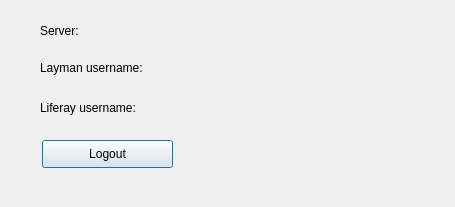
Qt form dlg_userInfo.ui (LESPROJEKT/qgis-layman-plugin) before a commit.
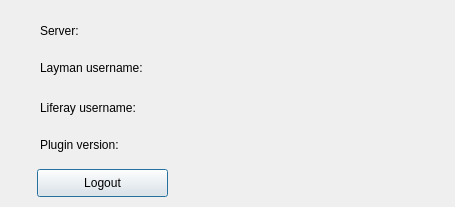
The same form after that commit.

Commit message: version info, refresh delete

What changed in the file:
```diff
--- a/dlg_userInfo.ui
+++ b/dlg_userInfo.ui
@@ -83,8 +83,8 @@
   <widget class="QPushButton" name="pushButton_logout">
    <property name="geometry">
     <rect>
-     <x>42</x>
-     <y>140</y>
+     <x>37</x>
+     <y>169</y>
      <width>131</width>
      <height>28</height>
     </rect>
@@ -119,6 +119,32 @@
     <string/>
    </property>
   </widget>
+  <widget class="QLabel" name="label_4">
+   <property name="geometry">
+    <rect>
+     <x>40</x>
+     <y>137</y>
+     <width>111</width>
+     <height>16</height>
+    </rect>
+   </property>
+   <property name="text">
+    <string>Plugin version:</string>
+   </property>
+  </widget>
+  <widget class="QLabel" name="label_version">
+   <property name="geometry">
+    <rect>
+     <x>200</x>
+     <y>137</y>
+     <width>191</width>
+     <height>16</height>
+    </rect>
+   </property>
+   <property name="text">
+    <string/>
+   </property>
+  </widget>
  </widget>
  <resources/>
  <connections/>
```
The commit also changes 2 other files.
